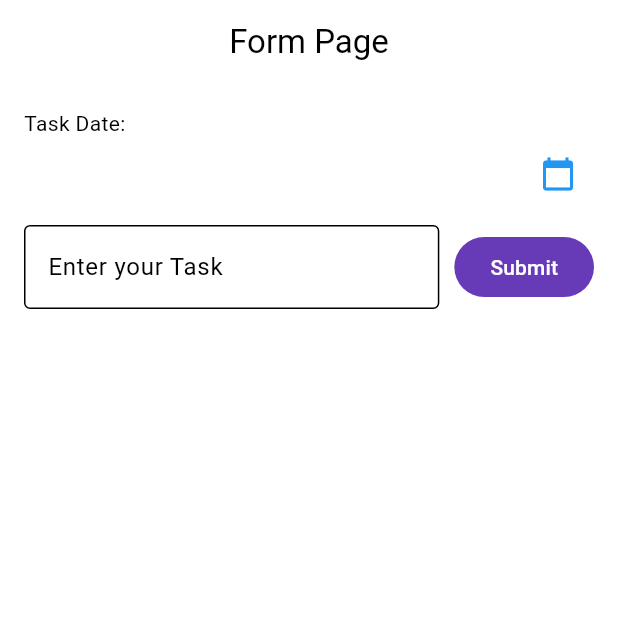
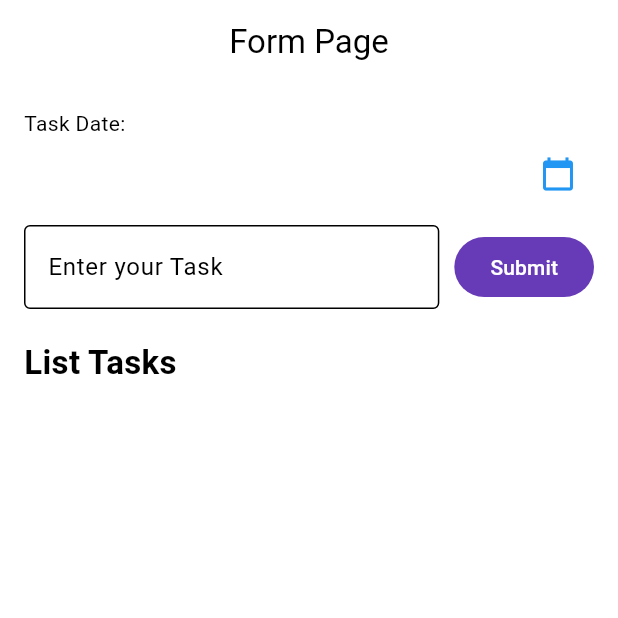
Before and after one commit to isro24/TodoApp_0047, a Flutter app: the screen it shows after launch, on a phone screen of 412 x 824 dp, the top half of it. Run offline on Flutter 3.47's test engine with Material 3 defaults, Android fonts, the phone set to English and light mode, and no system bars.

Commit message:
Menambah Text List tasks

```diff
--- a/lib/form_page.dart
+++ b/lib/form_page.dart
@@ -61,7 +61,11 @@ class _FormPageState extends State<FormPage> {
                       child: const Text("Submit"),
                     )
                   ],
-                )
+                ),
+                const SizedBox(height: 20,),
+                const Text(
+                  "List Tasks",
+                  style: TextStyle(fontSize: 22, fontWeight: FontWeight.bold),)
               ],
             ),
           ),
```
